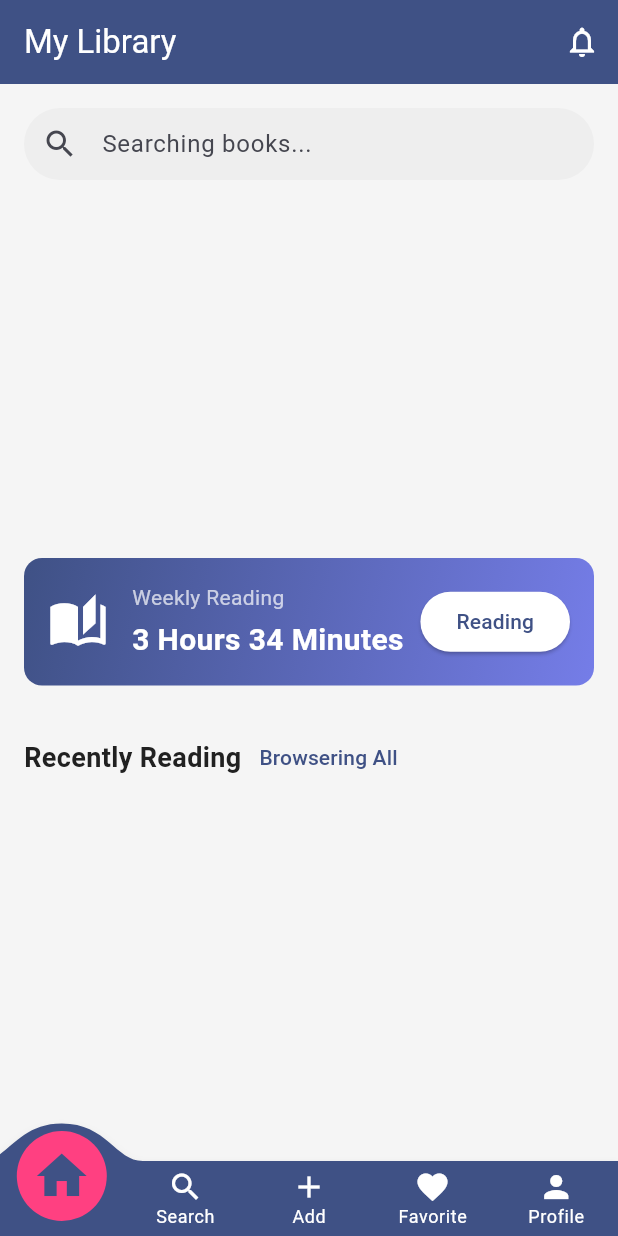
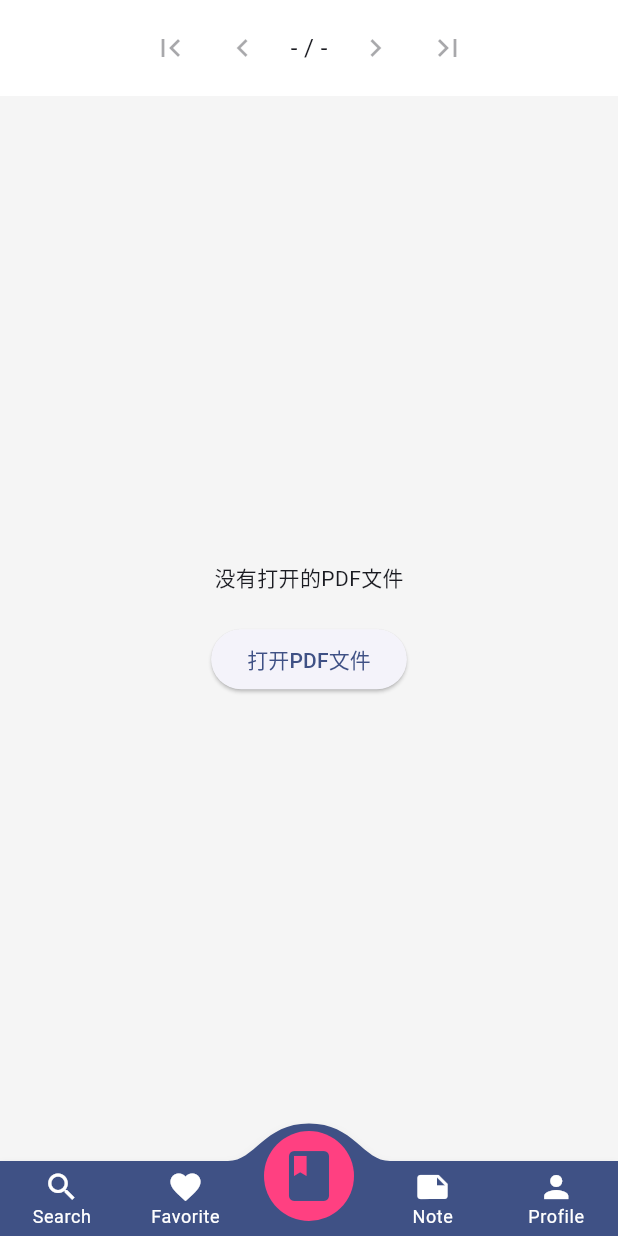
Before and after one commit to 2876225417/GeeCodeX, a Flutter app: the screen it shows after launch, on a phone screen of 412 x 824 dp. Run offline on Flutter 3.47's test engine with Material 3 defaults, Android fonts, the light colour scheme and no system bars; drawn by our look-alikes of convex_bottom_bar; our stand-ins replace file_picker; missing offline and left inert: dart:ffi, syncfusion_flutter_pdfviewer.

Commit message:
Added PDF Reader[$00006].

```diff
--- /dev/null
+++ b/lib/screens/book_reader_screen.dart
@@ -0,0 +1,399 @@
+// lib/screens/book_reader.dart
+
+import 'dart:io';
+import 'package:flutter/material.dart';
+import 'package:syncfusion_flutter_pdfviewer/pdfviewer.dart';
+import 'package:file_picker/file_picker.dart';
+
+enum PdfSourceType { asset, network, file, none }
+
+class ReaderScreen extends StatefulWidget {
+  final String? source;
+  final PdfSourceType sourceType;
+
+  const ReaderScreen({
+    super.key,
+    this.source,
+    this.sourceType = PdfSourceType.none,
+  });
+
+  @override
+  State<ReaderScreen> createState() => _ReaderScreenState();
+}
+
+class _ReaderScreenState extends State<ReaderScreen> {
+  late PdfViewerController _pdfViewerController;
+  final TextEditingController _pageInputController = TextEditingController();
+  bool _isLoading = true;
+  bool _isSearchViewVisible = false;
+  PdfTextSearchResult _searchResult = PdfTextSearchResult();
+
+  // 当前PDF文件路径
+  String? _currentPdfPath;
+  PdfSourceType _currentSourceType = PdfSourceType.none;
+  int _currentPage = 1;
+  int _totalPages = 0;
+
+  // 控制菜单是否显示
+  bool _showMenu = false;
+
+  @override
+  void initState() {
+    super.initState();
+    _pdfViewerController = PdfViewerController();
+
+    // 初始化PDF来源
+    _currentPdfPath = widget.source;
+    _currentSourceType = widget.sourceType;
+
+    // 如果没有提供源，则提示用户选择文件
+    if (_currentSourceType == PdfSourceType.none || _currentPdfPath == null) {
+      // 延迟调用以避免在build过程中调用setState
+      Future.delayed(Duration.zero, () => _pickPdfFile());
+    } else {
+      _initializePage();
+    }
+  }
+
+  Future<void> _initializePage() async {
+    Future.delayed(Duration.zero, () {
+      if (mounted) {
+        setState(() => _isLoading = false);
+      }
+    });
+  }
+
+  @override
+  void dispose() {
+    _pdfViewerController.dispose();
+    _pageInputController.dispose();
+    super.dispose();
+  }
+
+  // 选择PDF文件
+  Future<void> _pickPdfFile() async {
+    try {
+      FilePickerResult? result = await FilePicker.platform.pickFiles(
+        type: FileType.custom,
+        allowedExtensions: ['pdf'],
+      );
+
+      if (result != null && result.files.single.path != null) {
+        setState(() {
+          _currentPdfPath = result.files.single.path!;
+          _currentSourceType = PdfSourceType.file;
+          _isLoading = false;
+        });
+      } else {
+        // 用户取消了选择
+        if (mounted) {
+          ScaffoldMessenger.of(
+            context,
+          ).showSnackBar(const SnackBar(content: Text('未选择PDF文件')));
+        }
+      }
+    } catch (e) {
+      if (mounted) {
+        ScaffoldMessenger.of(
+          context,
+        ).showSnackBar(SnackBar(content: Text('选择文件时出错: $e')));
+      }
+    }
+  }
+
+  @override
+  Widget build(BuildContext context) {
+    return Scaffold(
+      // 去掉AppBar，完全隐藏标题栏
+      body: Stack(
+        children: [
+          Column(
+            children: [
+              // 顶部页码工具栏
+              Container(
+                padding: EdgeInsets.only(
+                  top: MediaQuery.of(context).padding.top + 8, // 考虑状态栏高度
+                  bottom: 8,
+                  left: 8,
+                  right: 8,
+                ),
+                color: Colors.white,
+                child: _buildPageToolbar(),
+              ),
+
+              // 搜索栏（如果可见）
+              if (_isSearchViewVisible)
+                Padding(
+                  padding: const EdgeInsets.all(8.0),
+                  child: TextField(
+                    decoration: InputDecoration(
+                      hintText: '搜索文本',
+                      suffixIcon: IconButton(
+                        icon: const Icon(Icons.search),
+                        onPressed: () {
+                          String searchQuery = _pageInputController.text;
+                          if (searchQuery.isNotEmpty) {
+                            _searchResult = _pdfViewerController.searchText(
+                              searchQuery,
+                            );
+                            _searchResult.addListener(() {
+                              if (mounted) setState(() {});
+                            });
+                          }
+                        },
+                      ),
+                    ),
+                    controller: _pageInputController,
+                  ),
+                ),
+
+              // 搜索结果导航（如果有结果）
+              if (_searchResult.hasResult)
+                Padding(
+                  padding: const EdgeInsets.all(8.0),
+                  child: Row(
+                    mainAxisAlignment: MainAxisAlignment.spaceAround,
+                    children: [
+                      Text(
+                        '${_searchResult.currentInstanceIndex}/${_searchResult.totalInstanceCount}',
+                      ),
+                      IconButton(
+                        icon: const Icon(Icons.navigate_before),
+                        onPressed: () {
+                          _searchResult.previousInstance();
+                        },
+                      ),
+                      IconButton(
+                        icon: const Icon(Icons.navigate_next),
+                        onPressed: () {
+                          _searchResult.nextInstance();
+                        },
+                      ),
+                      IconButton(
+                        icon: const Icon(Icons.clear),
+                        onPressed: () {
+                          setState(() {
+                            _searchResult.clear();
+                          });
+                        },
+                      ),
+                    ],
+                  ),
+                ),
+
+              // PDF查看器
+              Expanded(
+                child:
+                    _isLoading ||
+                            _currentSourceType == PdfSourceType.none ||
+                            _currentPdfPath == null
+                        ? Center(
+                          child: Column(
+                            mainAxisAlignment: MainAxisAlignment.center,
+                            children: [
+                              const Text('没有打开的PDF文件'),
+                              const SizedBox(height: 20),
+                              ElevatedButton(
+                                onPressed: _pickPdfFile,
+                                child: const Text('打开PDF文件'),
+                              ),
+                            ],
+                          ),
+                        )
+                        : GestureDetector(
+                          onTap: () {
+                            // 点击PDF区域时切换菜单显示状态
+                            setState(() {
+                              _showMenu = !_showMenu;
+                            });
+                          },
+                          child: _buildPdfViewer(),
+                        ),
+              ),
+            ],
+          ),
+
+          // 浮动菜单按钮
+          if (_showMenu)
+            Positioned(
+              right: 16,
+              bottom: 16,
+              child: Column(
+                mainAxisSize: MainAxisSize.min,
+                children: [
+                  FloatingActionButton(
+                    mini: true,
+                    heroTag: 'search',
+                    child: const Icon(Icons.search),
+                    onPressed: () {
+                      setState(() {
+                        _isSearchViewVisible = !_isSearchViewVisible;
+                        if (!_isSearchViewVisible) {
+                          _searchResult.clear();
+                        }
+                        _showMenu = false;
+                      });
+                    },
+                  ),
+                  const SizedBox(height: 8),
+                  FloatingActionButton(
+                    mini: true,
+                    heroTag: 'bookmark',
+                    child: const Icon(Icons.bookmark),
+                    onPressed: () {
+                      //_pdfViewerController.openBookmarkView();
+                      setState(() {
+                        _showMenu = false;
+                      });
+                    },
+                  ),
+                  const SizedBox(height: 8),
+                  FloatingActionButton(
+                    mini: true,
+                    heroTag: 'zoomIn',
+                    child: const Icon(Icons.zoom_in),
+                    onPressed: () {
+                      _pdfViewerController.zoomLevel =
+                          _pdfViewerController.zoomLevel + 0.25;
+                      setState(() {
+                        _showMenu = false;
+                      });
+                    },
+                  ),
+                  const SizedBox(height: 8),
+                  FloatingActionButton(
+                    mini: true,
+                    heroTag: 'zoomOut',
+                    child: const Icon(Icons.zoom_out),
+                    onPressed: () {
+                      _pdfViewerController.zoomLevel =
+                          _pdfViewerController.zoomLevel - 0.25;
+                      setState(() {
+                        _showMenu = false;
+                      });
+                    },
+                  ),
+                  const SizedBox(height: 8),
+                  FloatingActionButton(
+                    mini: true,
+                    heroTag: 'file',
+                    child: const Icon(Icons.folder_open),
+                    onPressed: () {
+                      _pickPdfFile();
+                      setState(() {
+                        _showMenu = false;
+                      });
+                    },
+                  ),
+                ],
+              ),
+            ),
+        ],
+      ),
+    );
+  }
+
+  Widget _buildPageToolbar() {
+    return Row(
+      mainAxisAlignment: MainAxisAlignment.center,
+      children: [
+        IconButton(
+          icon: const Icon(Icons.first_page),
+          onPressed:
+              _totalPages > 0 ? () => _pdfViewerController.firstPage() : null,
+        ),
+        IconButton(
+          icon: const Icon(Icons.navigate_before),
+          onPressed:
+              _totalPages > 0
+                  ? () => _pdfViewerController.previousPage()
+                  : null,
+        ),
+        Container(
+          padding: const EdgeInsets.symmetric(horizontal: 8),
+          child: Text(
+            _totalPages > 0 ? '$_currentPage / $_totalPages' : '- / -',
+            style: const TextStyle(fontSize: 16),
+          ),
+        ),
+        IconButton(
+          icon: const Icon(Icons.navigate_next),
+          onPressed:
+              _totalPages > 0 ? () => _pdfViewerController.nextPage() : null,
+        ),
+        IconButton(
+          icon: const Icon(Icons.last_page),
+          onPressed:
+              _totalPages > 0 ? () => _pdfViewerController.lastPage() : null,
+        ),
+      ],
+    );
+  }
+
+  Widget _buildPdfViewer() {
+    switch (_currentSourceType) {
+      case PdfSourceType.network:
+        return SfPdfViewer.network(
+          _currentPdfPath!,
+          controller: _pdfViewerController,
+          enableTextSelection: true,
+          enableDocumentLinkAnnotation: true,
+          onDocumentLoaded: (PdfDocumentLoadedDetails details) {
+            setState(() {
+              _totalPages = details.document.pages.count;
+              _pageInputController.text = '1';
+              _currentPage = 1;
+            });
+          },
+          onPageChanged: (PdfPageChangedDetails details) {
+            setState(() {
+              _currentPage = details.newPageNumber;
+              _pageInputController.text = _currentPage.toString();
+            });
+          },
+        );
+      case PdfSourceType.asset:
+        return SfPdfViewer.asset(
+          _currentPdfPath!,
+          controller: _pdfViewerController,
+          enableTextSelection: true,
+          enableDocumentLinkAnnotation: true,
+          onDocumentLoaded: (PdfDocumentLoadedDetails details) {
+            setState(() {
+              _totalPages = details.document.pages.count;
+              _pageInputController.text = '1';
+              _currentPage = 1;
+            });
+          },
+          onPageChanged: (PdfPageChangedDetails details) {
+            setState(() {
+              _currentPage = details.newPageNumber;
+              _pageInputController.text = _currentPage.toString();
+            });
+          },
+        );
+      case PdfSourceType.file:
+        return SfPdfViewer.file(
+          File(_currentPdfPath!),
+          controller: _pdfViewerController,
+          enableTextSelection: true,
+          enableDocumentLinkAnnotation: true,
+          onDocumentLoaded: (PdfDocumentLoadedDetails details) {
+            setState(() {
+              _totalPages = details.document.pages.count;
+              _pageInputController.text = '1';
+              _currentPage = 1;
+            });
+          },
+          onPageChanged: (PdfPageChangedDetails details) {
+            setState(() {
+              _currentPage = details.newPageNumber;
+              _pageInputController.text = _currentPage.toString();
+            });
+          },
+        );
+      default:
+        return const Center(child: Text('请选择PDF文件'));
+    }
+  }
+}
--- a/lib/screens/home_screen.dart
+++ b/lib/screens/home_screen.dart
@@ -1,11 +1,8 @@
-
-
 // lib/screens/home_screen.dart
 
+import 'package:books_qwq/screens/book_reader_screen.dart';
 import 'package:flutter/material.dart';
 import '../widgets/bottom_nav.dart';
-
-
 import '../pages/home_page.dart';
 
 class home_screen extends StatefulWidget {
@@ -15,31 +12,30 @@ class home_screen extends StatefulWidget {
   State<home_screen> createState() => _home_screen_state();
 }
 
-class _home_screen_state extends State<home_screen> {
-    int _selected_idx = 0;
+class _home_screen_state extends State<home_screen>
+    with AutomaticKeepAliveClientMixin {
+  int _selected_idx = 2;
 
   final List<Widget> _pages = [
-       const home_page(),
-       //const Center(child: Text("HomePage")),
-       const Center(child: Text('search')),
-       const Center(child: Text('Add')),
+    home_page(key: const PageStorageKey('home')),
     const Center(child: Text('Favorite')),
+    // 修改这里，将sourceType设置为none，让用户选择文件
+    const ReaderScreen(sourceType: PdfSourceType.none),
+    const Center(child: Text('Notes')),
     const Center(child: Text('Profile')),
   ];
 
-    void _on_item_tapped(int idx) {
-        setState(() {
-            _selected_idx = idx;
-        });
-    }
+  @override
+  bool get wantKeepAlive => true;
 
   @override
-    Widget build(BuildContext context) {
+  Widget build(BuildContext build_ctx) {
+    super.build(build_ctx);
     return Scaffold(
-            body: _pages[_selected_idx],
+      body: IndexedStack(index: _selected_idx, children: _pages),
       bottomNavigationBar: convex_bottom_nav_bar(
         selected_idx: _selected_idx,
-                on_item_selected: _on_item_tapped,
+        on_item_selected: (index) => setState(() => _selected_idx = index),
       ),
     );
   }
--- a/lib/widgets/bottom_nav.dart
+++ b/lib/widgets/bottom_nav.dart
@@ -24,10 +24,10 @@ class convex_bottom_nav_bar extends StatelessWidget {
       activeColor: app_colors.accent,
       color: Colors.white,
       items: const [
-        TabItem(icon: Icons.home, title: 'HomePage'),
         TabItem(icon: Icons.search, title: 'Search'),
-        TabItem(icon: Icons.add, title: 'Add'),
         TabItem(icon: Icons.favorite, title: 'Favorite'),
+        TabItem(icon: Icons.book, title: 'Read'),
+        TabItem(icon: Icons.note, title: 'Note'),
         TabItem(icon: Icons.person, title: 'Profile'),
       ],
       initialActiveIndex: selected_idx,
```
Also changed, not shown: pubspec.yaml (+7 -1 lines), flutter_01.png (added), flutter_02.png (added), pubspec.lock, 3 other files. Lines whose indentation alone changed are shown as unchanged.
